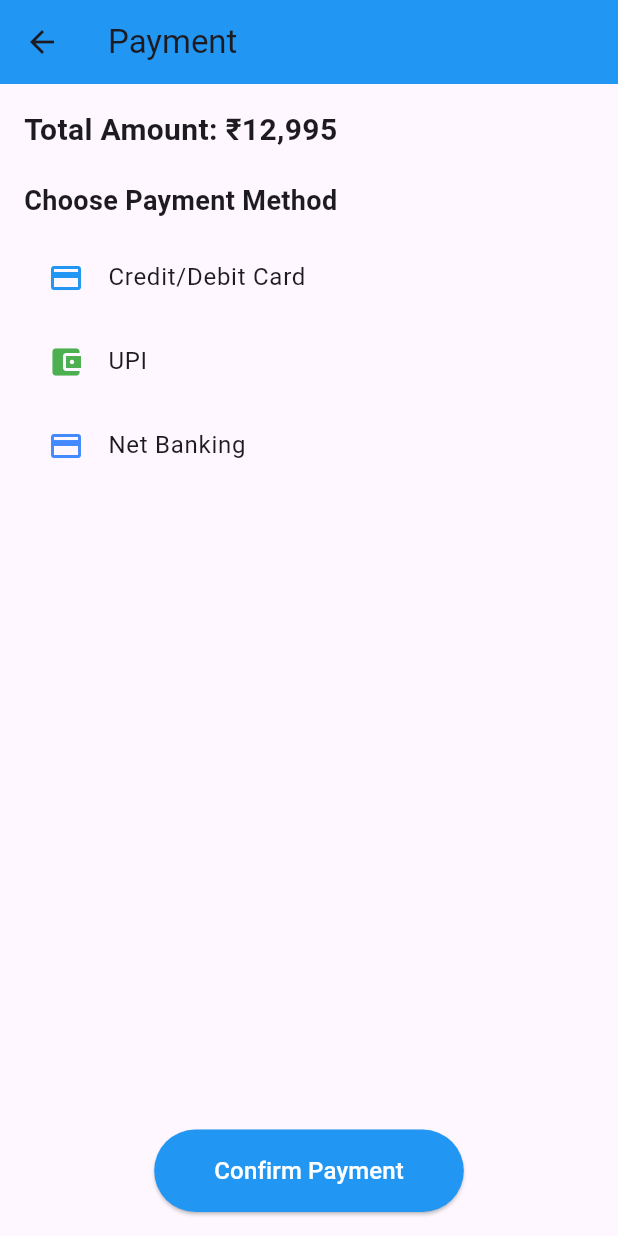
After one commit to jasirpk/geeksynergy, a Flutter app: the PaymentScreen screen opened directly, on a phone screen of 412 x 824 dp. The commit adds this screen. Run offline on Flutter 3.47's test engine with Material 3 defaults, Android fonts, the phone set to English and light mode, and no system bars.

Commit message:
payment sheet added

```diff
--- /dev/null
+++ b/lib/payment_sheet.dart
@@ -0,0 +1,73 @@
+import 'package:flutter/material.dart';
+
+class PaymentScreen extends StatelessWidget {
+  @override
+  Widget build(BuildContext context) {
+    return Scaffold(
+      appBar: AppBar(
+        title: Text('Payment'),
+        backgroundColor: Colors.blue,
+      ),
+      body: Padding(
+        padding: const EdgeInsets.all(16.0),
+        child: Column(
+          crossAxisAlignment: CrossAxisAlignment.start,
+          children: [
+            Text(
+              'Total Amount: ₹12,995',
+              style: TextStyle(fontSize: 20, fontWeight: FontWeight.bold),
+            ),
+            SizedBox(height: 20),
+            Text(
+              'Choose Payment Method',
+              style: TextStyle(fontSize: 18, fontWeight: FontWeight.bold),
+            ),
+            SizedBox(height: 10),
+            ListTile(
+              leading: Icon(
+                Icons.credit_card,
+                color: Colors.blue,
+              ),
+              title: Text(
+                'Credit/Debit Card',
+              ),
+              onTap: () {},
+            ),
+            ListTile(
+              leading: Icon(
+                Icons.account_balance_wallet,
+                color: Colors.green,
+              ),
+              title: Text('UPI'),
+              onTap: () {},
+            ),
+            ListTile(
+              leading: Icon(
+                Icons.payment,
+                color: Colors.blueAccent,
+              ),
+              title: Text('Net Banking'),
+              onTap: () {},
+            ),
+            Spacer(),
+            Center(
+              child: ElevatedButton(
+                onPressed: () {
+                  Navigator.pop(context);
+                },
+                style: ElevatedButton.styleFrom(
+                  padding: EdgeInsets.symmetric(horizontal: 40, vertical: 16),
+                  backgroundColor: Colors.blue,
+                ),
+                child: Text(
+                  'Confirm Payment',
+                  style: TextStyle(fontSize: 16, color: Colors.white),
+                ),
+              ),
+            ),
+          ],
+        ),
+      ),
+    );
+  }
+}
--- a/lib/shoe_detail.dart
+++ b/lib/shoe_detail.dart
@@ -1,6 +1,7 @@
 import 'package:flutter/material.dart';
 import 'package:geeksynergy/add_bag_button.dart';
 import 'package:geeksynergy/appbar.dart';
+import 'package:geeksynergy/payment_sheet.dart';
 
 class ShoeDetailScreen extends StatefulWidget {
   @override
@@ -245,7 +246,14 @@ class _ShoeDetailScreenState extends State<ShoeDetailScreen> {
                       ),
                     ),
                     SizedBox(height: 20),
-                    AddBagButton(buttonText: 'Add to Bag', onpressed: () {}),
+                    AddBagButton(
+                        buttonText: 'Add to Bag',
+                        onpressed: () {
+                          Navigator.push(
+                              context,
+                              MaterialPageRoute(
+                                  builder: (ctx) => PaymentScreen()));
+                        }),
                   ],
                 ),
               ),
```
